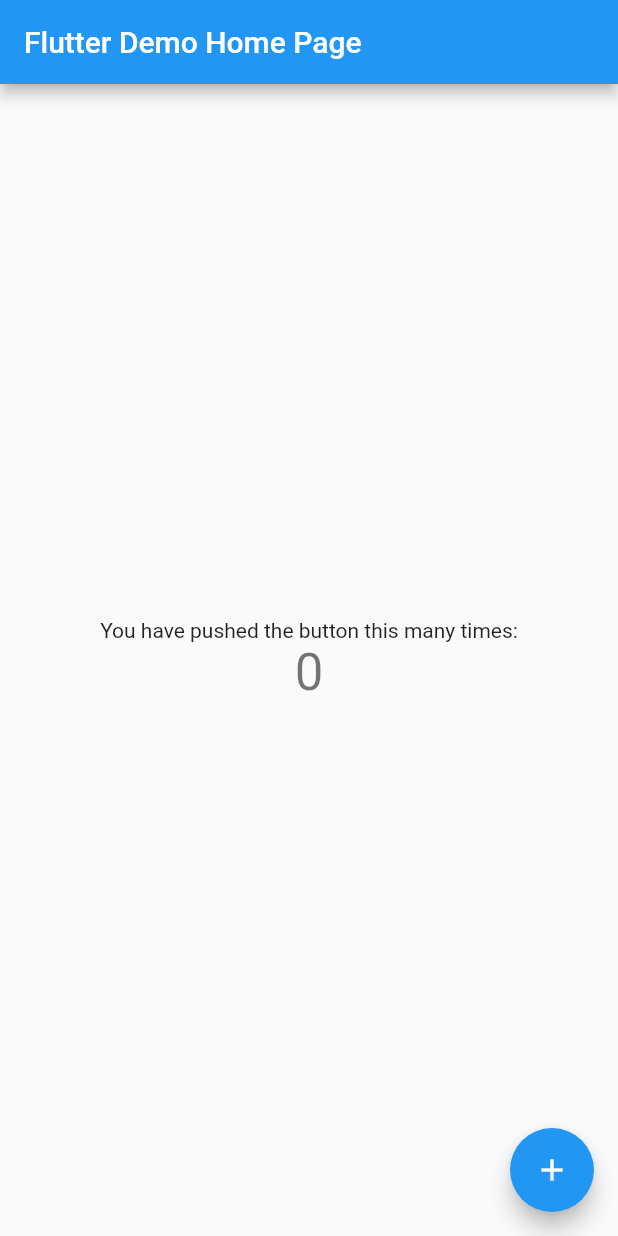
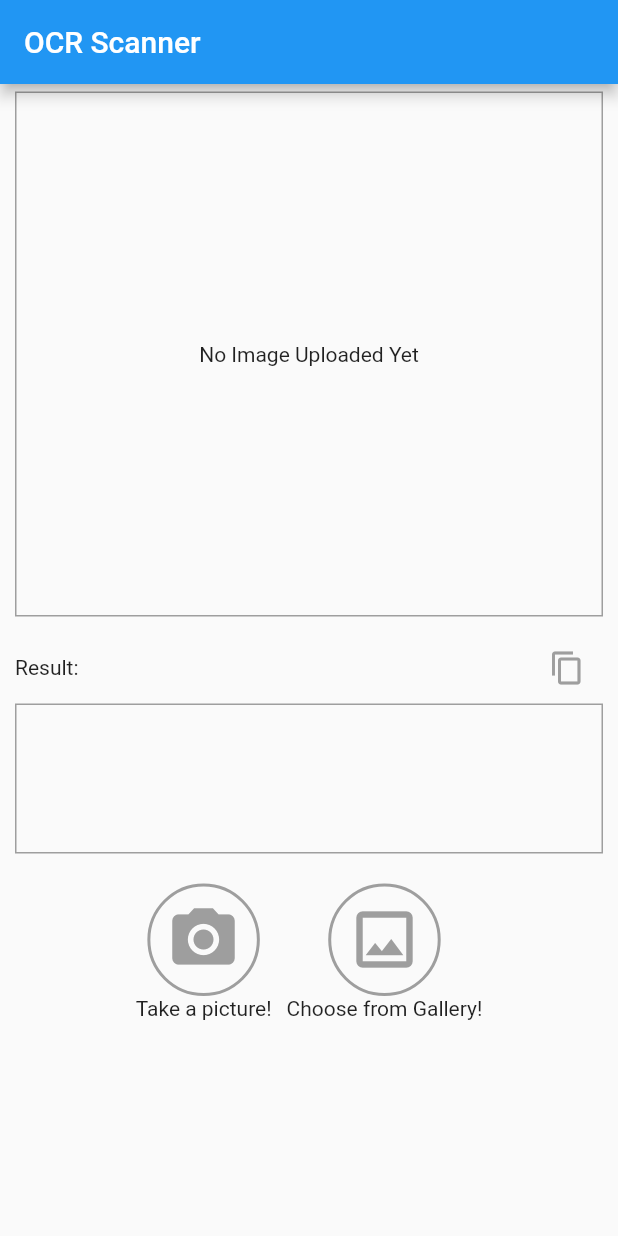
Before and after one commit to SaeedEndergiri/ocr_app, a Flutter app: the screen it shows after launch, on a phone screen of 412 x 824 dp. Run offline on Flutter 3.47's test engine with Material 2 defaults, Android fonts, the phone set to English and light mode, and no system bars; our stand-ins replace image_picker; missing offline and left inert: flutter_tesseract_ocr.

Commit message:
basic functionalities

```diff
--- /dev/null
+++ b/assets/tessdata_config.json
@@ -0,0 +1,5 @@
+{
+    "files": [
+      "eng.traineddata"
+    ]
+  }
--- a/lib/main.dart
+++ b/lib/main.dart
@@ -1,4 +1,9 @@
+import 'dart:io';
+
 import 'package:flutter/material.dart';
+import 'package:flutter/services.dart';
+import 'package:flutter_tesseract_ocr/flutter_tesseract_ocr.dart';
+import 'package:image_picker/image_picker.dart';
 
 void main() {
   runApp(const MyApp());
@@ -6,110 +11,211 @@
 
 class MyApp extends StatelessWidget {
   const MyApp({Key? key}) : super(key: key);
-
-  // This widget is the root of your application.
   @override
   Widget build(BuildContext context) {
     return MaterialApp(
       title: 'Flutter Demo',
       theme: ThemeData(
-        // This is the theme of your application.
-        //
-        // Try running your application with "flutter run". You'll see the
-        // application has a blue toolbar. Then, without quitting the app, try
-        // changing the primarySwatch below to Colors.green and then invoke
-        // "hot reload" (press "r" in the console where you ran "flutter run",
-        // or simply save your changes to "hot reload" in a Flutter IDE).
-        // Notice that the counter didn't reset back to zero; the application
-        // is not restarted.
         primarySwatch: Colors.blue,
       ),
-      home: const MyHomePage(title: 'Flutter Demo Home Page'),
+      home: OcrScreen(),
     );
   }
 }
 
-class MyHomePage extends StatefulWidget {
-  const MyHomePage({Key? key, required this.title}) : super(key: key);
-
-  // This widget is the home page of your application. It is stateful, meaning
-  // that it has a State object (defined below) that contains fields that affect
-  // how it looks.
-
-  // This class is the configuration for the state. It holds the values (in this
-  // case the title) provided by the parent (in this case the App widget) and
-  // used by the build method of the State. Fields in a Widget subclass are
-  // always marked "final".
-
-  final String title;
+class OcrScreen extends StatefulWidget {
+  const OcrScreen({Key? key}) : super(key: key);
 
   @override
-  State<MyHomePage> createState() => _MyHomePageState();
+  State<OcrScreen> createState() => _OcrScreenState();
 }
 
-class _MyHomePageState extends State<MyHomePage> {
-  int _counter = 0;
+class _OcrScreenState extends State<OcrScreen> {
+  File? _storedImage;
+  String? resultText = '';
 
-  void _incrementCounter() {
+  void _scanImage() async {
+    String _ocrResult =
+        await FlutterTesseractOcr.extractText(_storedImage!.path, args: {
+      "psm": "4",
+      "preserve_interword_spaces": "1",
+    });
     setState(() {
-      // This call to setState tells the Flutter framework that something has
-      // changed in this State, which causes it to rerun the build method below
-      // so that the display can reflect the updated values. If we changed
-      // _counter without calling setState(), then the build method would not be
-      // called again, and so nothing would appear to happen.
-      _counter++;
+      resultText = _ocrResult;
     });
+  }
+
+  Future<void> _takePicture(ImageSource src) async {
+    final picker = ImagePicker();
+    final imageFile = await picker.pickImage(
+      source: src,
+      maxWidth: 600,
+    );
+    try {
+      if (imageFile == null) {
+        return;
+      }
+      setState(() {
+        _storedImage = File((imageFile).path);
+      });
+    } catch (e) {
+      // TODO
+    }
   }
 
   @override
   Widget build(BuildContext context) {
-    // This method is rerun every time setState is called, for instance as done
-    // by the _incrementCounter method above.
-    //
-    // The Flutter framework has been optimized to make rerunning build methods
-    // fast, so that you can just rebuild anything that needs updating rather
-    // than having to individually change instances of widgets.
     return Scaffold(
-      appBar: AppBar(
-        // Here we take the value from the MyHomePage object that was created by
-        // the App.build method, and use it to set our appbar title.
-        title: Text(widget.title),
-      ),
-      body: Center(
-        // Center is a layout widget. It takes a single child and positions it
-        // in the middle of the parent.
-        child: Column(
-          // Column is also a layout widget. It takes a list of children and
-          // arranges them vertically. By default, it sizes itself to fit its
-          // children horizontally, and tries to be as tall as its parent.
-          //
-          // Invoke "debug painting" (press "p" in the console, choose the
-          // "Toggle Debug Paint" action from the Flutter Inspector in Android
-          // Studio, or the "Toggle Debug Paint" command in Visual Studio Code)
-          // to see the wireframe for each widget.
-          //
-          // Column has various properties to control how it sizes itself and
-          // how it positions its children. Here we use mainAxisAlignment to
-          // center the children vertically; the main axis here is the vertical
-          // axis because Columns are vertical (the cross axis would be
-          // horizontal).
-          mainAxisAlignment: MainAxisAlignment.center,
-          children: <Widget>[
-            const Text(
-              'You have pushed the button this many times:',
-            ),
-            Text(
-              '$_counter',
-              style: Theme.of(context).textTheme.headline4,
-            ),
-          ],
+      appBar: AppBar(title: const Text('OCR Scanner')),
+      body: Container(
+        child: SingleChildScrollView(
+          child: Column(
+            children: [
+              Container(
+                width: double.infinity,
+                height: 350,
+                margin: const EdgeInsets.only(
+                    top: 5, right: 10, left: 10, bottom: 10),
+                padding: const EdgeInsets.all(10),
+                decoration: BoxDecoration(
+                  border: Border.all(
+                    width: 1,
+                    color: Colors.grey,
+                  ),
+                ),
+                child: _storedImage == null
+                    ? const Center(
+                        child: Text(
+                          'No Image Uploaded Yet',
+                          textAlign: TextAlign.center,
+                        ),
+                      )
+                    : FittedBox(
+                        child: Image.file(
+                          _storedImage as File,
+                          fit: BoxFit.cover,
+                        ),
+                      ),
+              ),
+              if (_storedImage != null)
+                TextButton(
+                  onPressed: _scanImage,
+                  style: TextButton.styleFrom(
+                      backgroundColor: Colors.cyan, primary: Colors.white),
+                  child: const Text('Scan image'),
+                ),
+              Container(
+                padding: const EdgeInsets.symmetric(horizontal: 10),
+                child: Row(
+                  mainAxisAlignment: MainAxisAlignment.spaceBetween,
+                  children: [
+                    const Text('Result: '),
+                    IconButton(
+                      icon: const Icon(Icons.copy),
+                      color: Colors.grey,
+                      onPressed: () =>
+                          Clipboard.setData(ClipboardData(text: resultText))
+                              .then(
+                        (value) {
+                          //only if ->
+                          ScaffoldMessenger.of(context).showSnackBar(
+                            const SnackBar(
+                              content: Text(
+                                'Text added to clipboard',
+                                textAlign: TextAlign.center,
+                              ),
+                            ),
+                          ); // -> show a notification
+                        },
+                      ),
+                    )
+                  ],
+                ),
+              ),
+              Container(
+                height: 100,
+                width: double.infinity,
+                margin: const EdgeInsets.symmetric(horizontal: 10),
+                padding: const EdgeInsets.all(5),
+                decoration:
+                    BoxDecoration(border: Border.all(color: Colors.grey)),
+                child: SingleChildScrollView(child: Text(resultText ?? '')),
+              ),
+              const SizedBox(
+                height: 20,
+              ),
+              Row(
+                mainAxisAlignment: MainAxisAlignment.center,
+                children: [
+                  Column(
+                    mainAxisAlignment: MainAxisAlignment.center,
+                    children: [
+                      Container(
+                        //padding: EdgeInsets.all(10),
+                        constraints: const BoxConstraints(
+                          minWidth: 75,
+                          minHeight: 75,
+                        ),
+                        decoration: BoxDecoration(
+                            border: Border.all(
+                              width: 2,
+                              color: Colors.grey,
+                            ),
+                            borderRadius: BorderRadius.circular(100)),
+                        child: IconButton(
+                          padding: const EdgeInsets.all(0),
+                          onPressed: () {
+                            _takePicture(ImageSource.camera);
+                          },
+                          icon: const Icon(
+                            Icons.camera_alt,
+                            size: 50,
+                            color: Colors.grey,
+                          ),
+                        ),
+                      ),
+                      const Text('Take a picture!'),
+                    ],
+                  ),
+                  const SizedBox(
+                    width: 10,
+                  ),
+                  Column(
+                    mainAxisAlignment: MainAxisAlignment.center,
+                    children: [
+                      Container(
+                        //padding: EdgeInsets.all(10),
+                        constraints: const BoxConstraints(
+                          minWidth: 75,
+                          minHeight: 75,
+                        ),
+                        decoration: BoxDecoration(
+                            border: Border.all(
+                              width: 2,
+                              color: Colors.grey,
+                            ),
+                            borderRadius: BorderRadius.circular(100)),
+                        child: IconButton(
+                          padding: const EdgeInsets.all(0),
+                          onPressed: () {
+                            _takePicture(ImageSource.gallery);
+                          },
+                          icon: const Icon(
+                            Icons.image_outlined,
+                            size: 50,
+                            color: Colors.grey,
+                          ),
+                        ),
+                      ),
+                      const Text('Choose from Gallery!'),
+                    ],
+                  ),
+                ],
+              ),
+            ],
+          ),
         ),
       ),
-      floatingActionButton: FloatingActionButton(
-        onPressed: _incrementCounter,
-        tooltip: 'Increment',
-        child: const Icon(Icons.add),
-      ), // This trailing comma makes auto-formatting nicer for build methods.
     );
   }
 }
```
Also changed, not shown: pubspec.yaml (+6 -3 lines), pubspec.lock, 2 other files.
